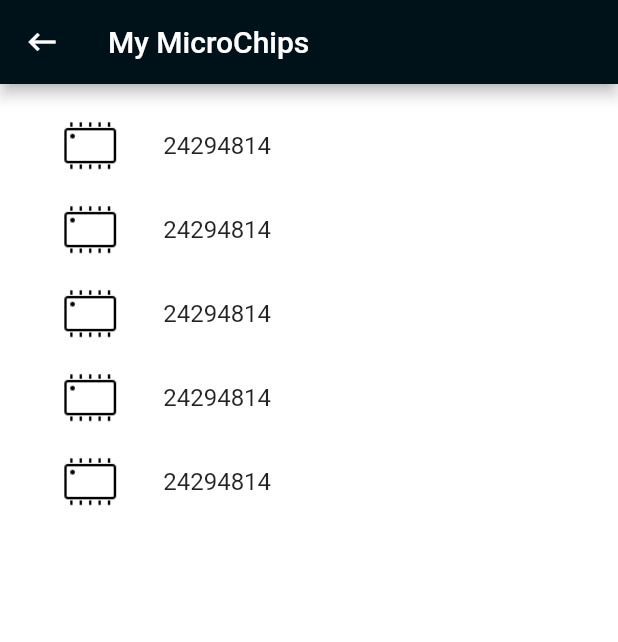
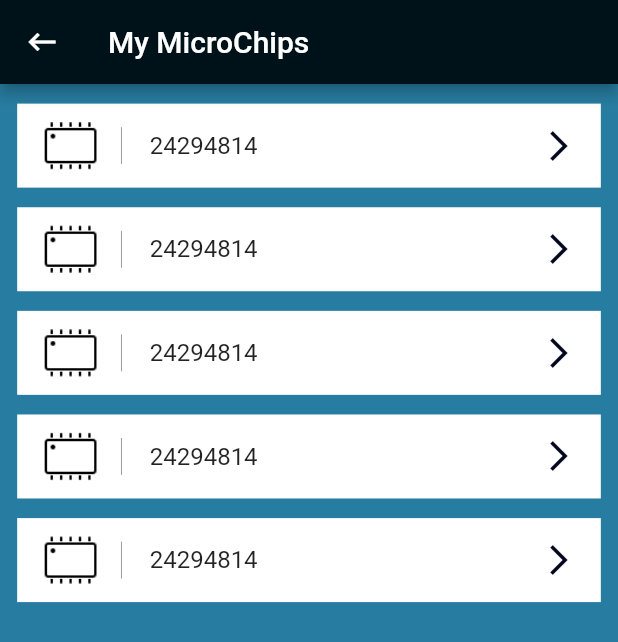
Before and after one commit to Viktordavid/School-project-, a Flutter app: the MicroChipsView screen opened by its route, on a phone screen of 412 x 824 dp. Shown: the top 642 px of the screen. Run offline on Flutter 3.47's test engine with Material 2 defaults, Android fonts, the phone set to English and light mode, and no system bars; our stand-ins replace flutter_screenutil, get_it.

Commit message:
fix: redesigns MicroChipsView

```diff
--- a/lib/views/micro_chips_view.dart
+++ b/lib/views/micro_chips_view.dart
@@ -10,7 +10,6 @@ class MicroChipsView extends StatelessWidget {
   @override
   Widget build(BuildContext context) {
     return ResponsiveWidget(
-        backgroundColor: Theme.of(context).primaryColorLight,
         appBar: AppBar(
           title: Text('My MicroChips'),
           leading: IconButton(
@@ -29,18 +28,47 @@ class MicroChipsView extends StatelessWidget {
                 itemCount: details.length,
                 itemBuilder: (context, index) {
                   var animalDetail = details[index];
-                  return ListTile(
-                    leading: Container(
+                  return Column(
+                    children: [
+                      ListTile(
+                        tileColor: Theme.of(context).primaryColorLight,
+                        leading: Row(
+                          mainAxisSize: MainAxisSize.min,
+                          children: [
+                            Container(
                               height: 30.h,
-                      width: 50.h,
+                              width: 30.h,
                               child: Image.asset('assets/images/chip.png'),
                             ),
-                    title: Text(animalDetail.chipNo),
+                            CustomSpacer(horizontal: true),
+                            VerticalDivider(
+                              indent: 12.h,
+                              endIndent: 12.h,
+                              width: 5.w,
+                              color: Theme.of(context)
+                                  .primaryColorDark
+                                  .withOpacity(.4),
+                            )
+                          ],
+                        ),
+                        title: Container(
+                          width: size.width,
+                          child: Text(
+                            animalDetail.chipNo,
+                          ),
+                        ),
+                        trailing: Icon(
+                          Icons.arrow_forward_ios,
+                          color: Theme.of(context).primaryColorDark,
+                        ),
                         onTap: () {
                           context
                               .read<MicroChipsViewModel>()
                               .navigateToDetailsView(animalDetail);
                         },
+                      ),
+                      CustomSpacer(),
+                    ],
                   );
                 }),
           );
```
Lines whose indentation alone changed are shown as unchanged.
